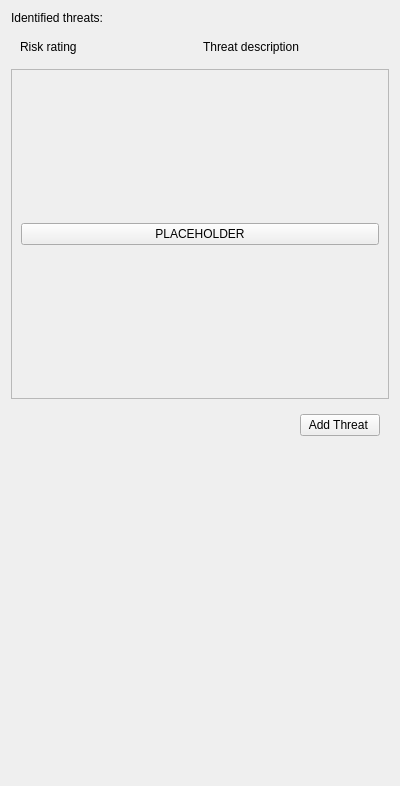
This is iotpentool/gui/threats.ui in sarunasil/iotPenTool as Qt 5 draws it before an edit. The edited form follows.
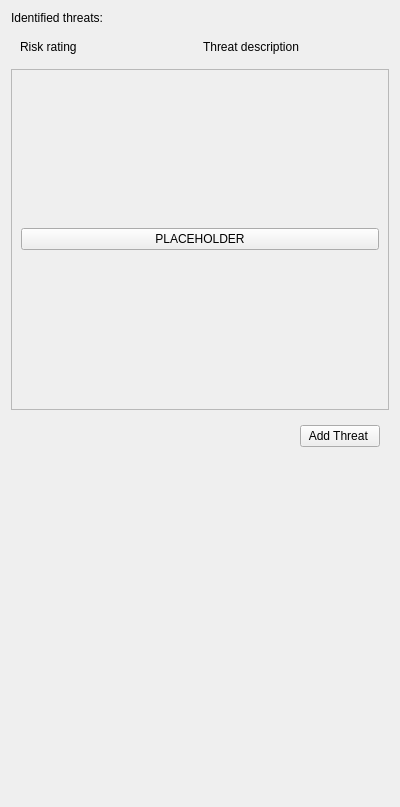
This is the edited form.

What changed in the file:
```diff
--- a/iotpentool/gui/threats.ui
+++ b/iotpentool/gui/threats.ui
@@ -7,7 +7,7 @@
     <x>0</x>
     <y>0</y>
     <width>400</width>
-    <height>786</height>
+    <height>807</height>
    </rect>
   </property>
   <property name="windowTitle">
@@ -52,7 +52,7 @@
         <x>0</x>
         <y>0</y>
         <width>380</width>
-        <height>323</height>
+        <height>333</height>
        </rect>
       </property>
       <layout class="QVBoxLayout" name="verticalLayout">
```
